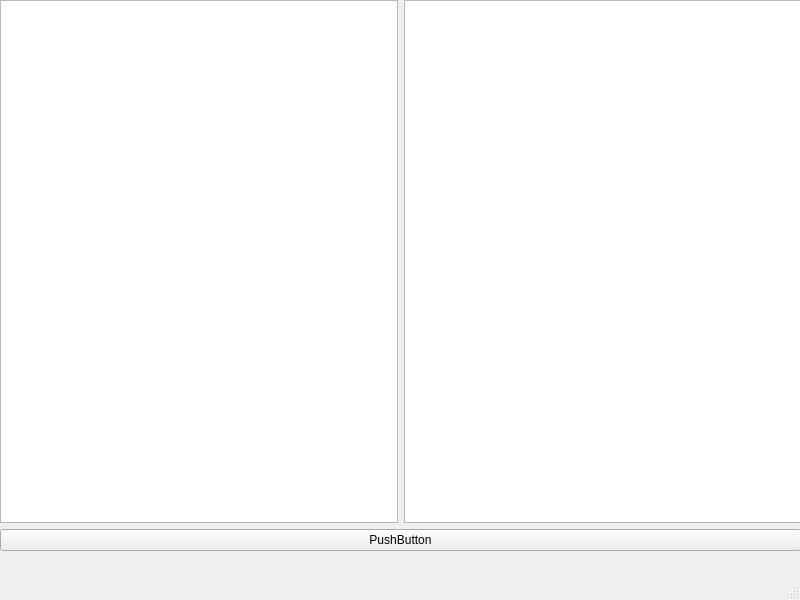
The window that PhotoCollecter/src/UI/Ui_MainWindow.ui (superhq/PhotoCollector) describes before a commit, drawn with Qt 5.
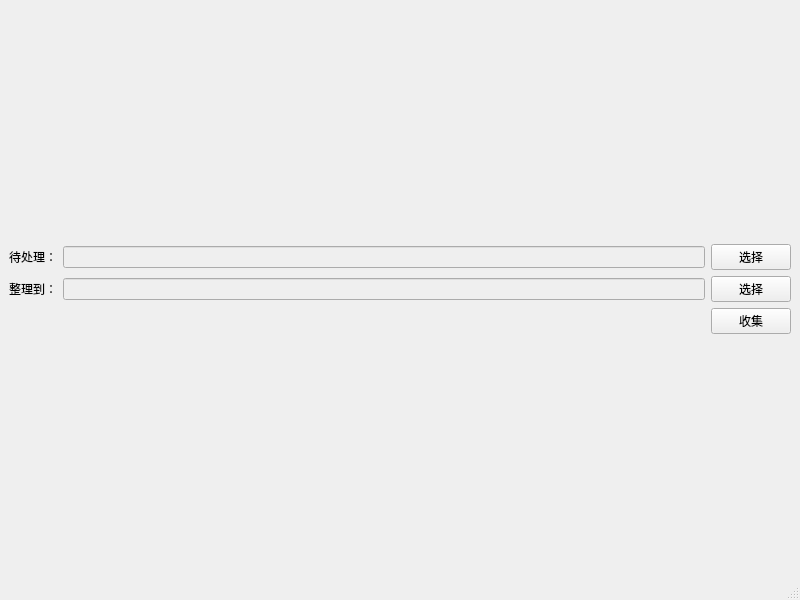
The same window after the commit. Custom widgets are drawn as their Qt base class.

Commit message: add main window

```diff
--- a/PhotoCollecter/src/UI/Ui_MainWindow.ui
+++ b/PhotoCollecter/src/UI/Ui_MainWindow.ui
@@ -14,38 +14,71 @@
    <string>MainWindow</string>
   </property>
   <widget class="QWidget" name="centralwidget">
-   <widget class="QWidget" name="verticalLayoutWidget">
-    <property name="geometry">
-     <rect>
-      <x>0</x>
-      <y>0</y>
-      <width>801</width>
-      <height>551</height>
-     </rect>
-    </property>
+   <layout class="QGridLayout" name="gridLayout">
+    <item row="0" column="0">
     <layout class="QVBoxLayout" name="verticalLayout">
      <item>
-      <layout class="QHBoxLayout" name="horizontalLayout">
-       <property name="sizeConstraint">
-        <enum>QLayout::SetFixedSize</enum>
-       </property>
-       <item>
-        <widget class="QTreeView" name="treeView"/>
-       </item>
-       <item>
-        <widget class="QListView" name="listView"/>
-       </item>
-      </layout>
-     </item>
-     <item>
-      <widget class="QPushButton" name="pushButton">
+       <layout class="QGridLayout" name="gridLayout_2">
+        <item row="0" column="1">
+         <widget class="QLineEdit" name="srcEdit">
+          <property name="enabled">
+           <bool>false</bool>
+          </property>
+         </widget>
+        </item>
+        <item row="1" column="2">
+         <widget class="QPushButton" name="destPushButton">
+          <property name="text">
+           <string>选择</string>
+          </property>
+         </widget>
+        </item>
+        <item row="0" column="2">
+         <widget class="QPushButton" name="srcPushButton">
+          <property name="text">
+           <string>选择</string>
+          </property>
+         </widget>
+        </item>
+        <item row="1" column="0">
+         <widget class="QLabel" name="label_2">
        <property name="text">
-        <string>PushButton</string>
+           <string>整理到：</string>
        </property>
       </widget>
      </item>
-    </layout>
-   </widget>
+        <item row="0" column="0">
+         <widget class="QLabel" name="label">
+          <property name="text">
+           <string>待处理：</string>
+          </property>
+         </widget>
+        </item>
+        <item row="3" column="2">
+         <widget class="QPushButton" name="collectPushButton">
+          <property name="text">
+           <string>收集</string>
+          </property>
+         </widget>
+        </item>
+        <item row="1" column="1">
+         <widget class="QLineEdit" name="destEdit">
+          <property name="enabled">
+           <bool>false</bool>
+          </property>
+         </widget>
+        </item>
+        <item row="3" column="1">
+         <widget class="QChartView" name="chart" native="true"/>
+        </item>
+       </layout>
+      </item>
+      <item>
+       <layout class="QVBoxLayout" name="verticalLayout_2"/>
+      </item>
+     </layout>
+    </item>
+   </layout>
   </widget>
   <widget class="QMenuBar" name="menubar">
    <property name="geometry">
@@ -59,6 +92,14 @@
   </widget>
   <widget class="QStatusBar" name="statusbar"/>
  </widget>
+ <customwidgets>
+  <customwidget>
+   <class>QChartView</class>
+   <extends>QWidget</extends>
+   <header>PyQt5.QtChart</header>
+   <container>1</container>
+  </customwidget>
+ </customwidgets>
  <resources/>
  <connections/>
 </ui>
```
Lines whose indentation alone changed are shown as unchanged. The commit also changes 6 other files.
